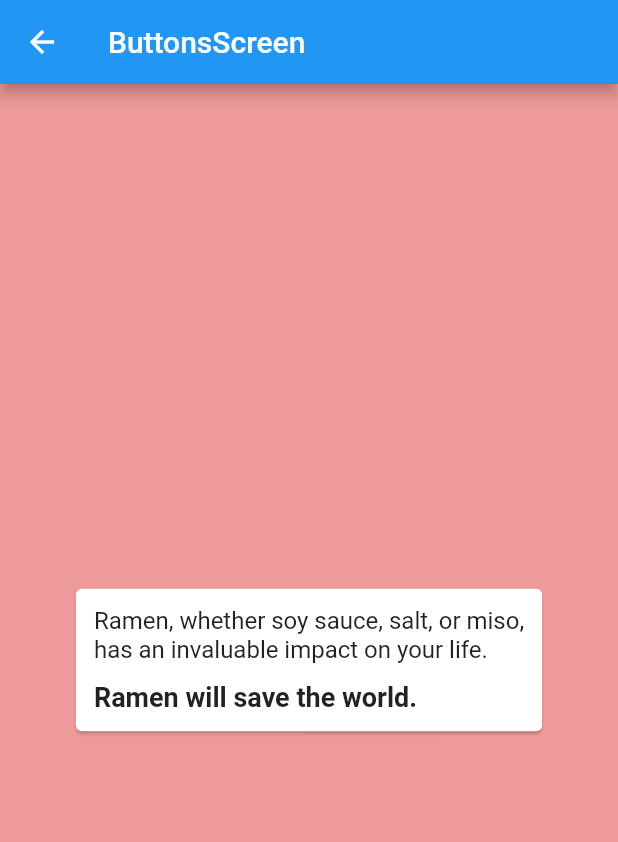
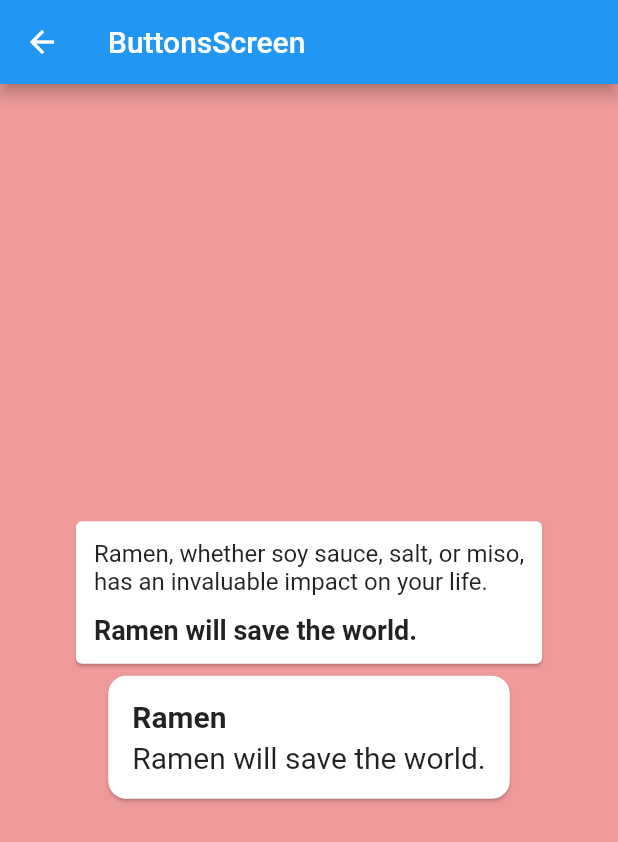
Before and after one commit to ramen2020/flutter_cheat, a Flutter app: the CardScreen screen opened directly, on a phone screen of 412 x 824 dp. Shown: the top 842 px of the screen. Run offline on Flutter 3.47's test engine with Material 2 defaults, Android fonts, the phone set to English and light mode, and no system bars.

Commit message:
add ramen card

```diff
--- a/lib/screen/card/card_screen.dart
+++ b/lib/screen/card/card_screen.dart
@@ -12,7 +12,34 @@ class CardScreen extends StatelessWidget {
             child: Column(
                 crossAxisAlignment: CrossAxisAlignment.center,
                 mainAxisAlignment: MainAxisAlignment.center,
-                children: <Widget>[card1(context)])));
+                children: <Widget>[
+                  card1(context),
+                  Card(
+                    shape: RoundedRectangleBorder(
+                      borderRadius: BorderRadius.circular(12),
+                    ),
+                    child: Container(
+                      padding: const EdgeInsets.all(16),
+                      child: Column(
+                        crossAxisAlignment: CrossAxisAlignment.start,
+                        children: const [
+                          Text(
+                            'Ramen',
+                            style: TextStyle(
+                              fontSize: 20,
+                              fontWeight: FontWeight.bold,
+                            ),
+                          ),
+                          SizedBox(height: 4),
+                          Text(
+                            'Ramen will save the world.',
+                            style: TextStyle(fontSize: 20),
+                          ),
+                        ],
+                      ),
+                    ),
+                  )
+                ])));
   }
 }
 
```
